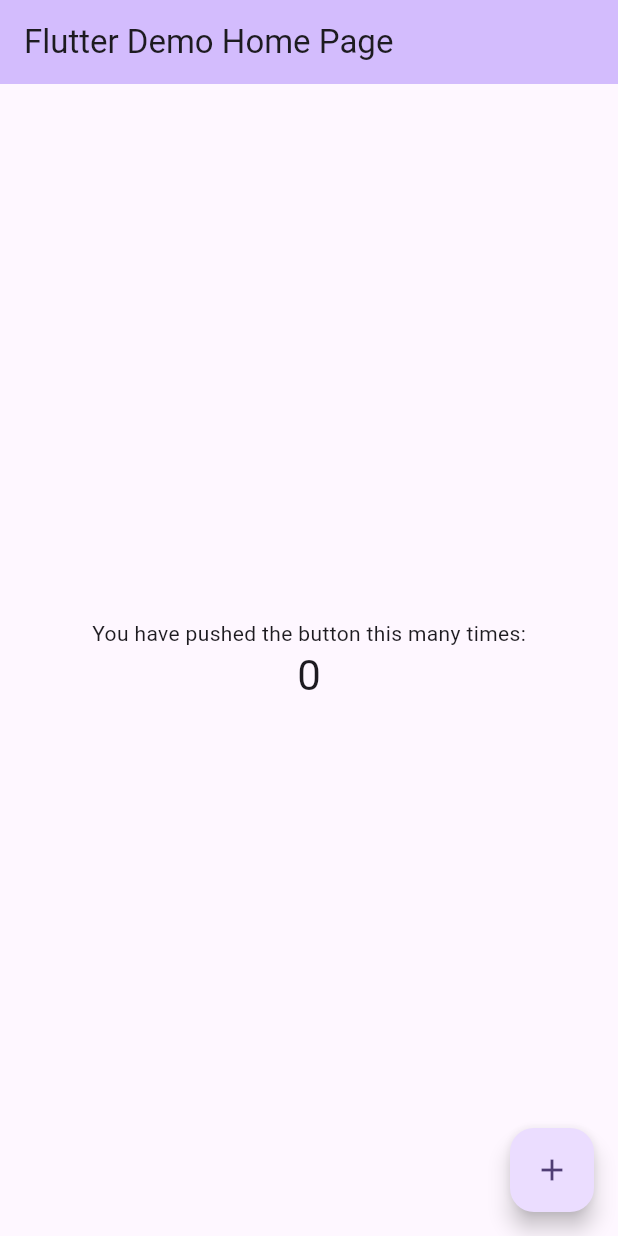
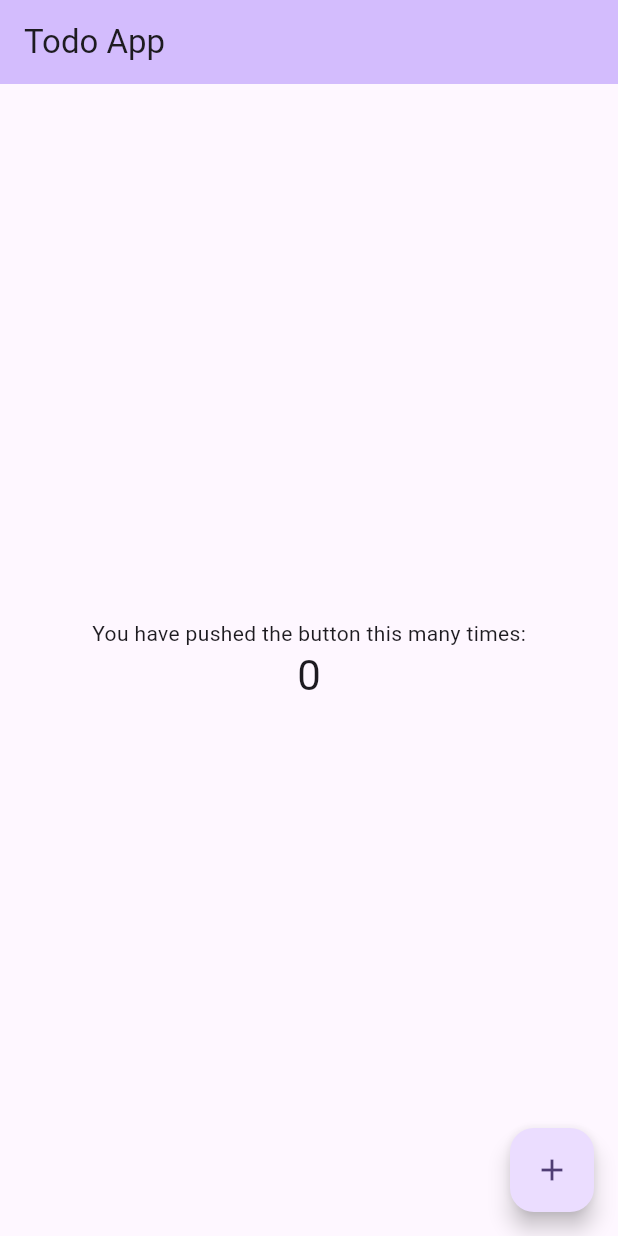
Before and after one commit to woragis/todo-list-app, a Flutter app: the screen it shows after launch, on a phone screen of 412 x 824 dp. Run offline on Flutter 3.47's test engine with Material 3 defaults, Android fonts, the phone set to English and light mode, and no system bars.

Commit message:
Mobile: Update main title

```diff
--- a/mobile/lib/main.dart
+++ b/mobile/lib/main.dart
@@ -31,7 +31,7 @@ class MyApp extends StatelessWidget {
         colorScheme: ColorScheme.fromSeed(seedColor: Colors.deepPurple),
         useMaterial3: true,
       ),
-      home: const MyHomePage(title: 'Flutter Demo Home Page'),
+      home: const MyHomePage(title: 'Todo App'),
     );
   }
 }
```
